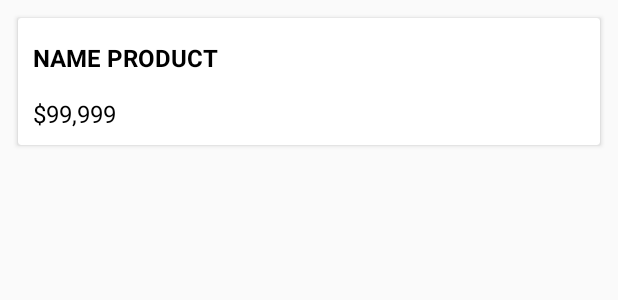
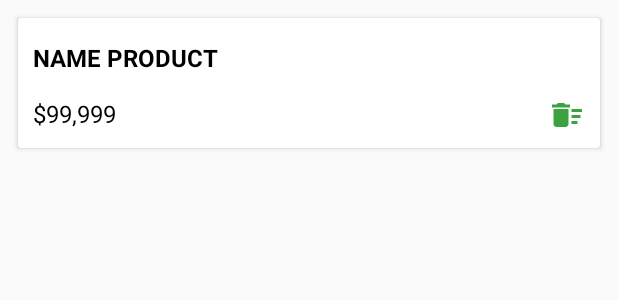
Before and after one commit to TuongNguyenX/APP_ORDER_FOOD, an Android app: the layout item_cart_layout.xml on its own in the app's theme, with its tools: preview values and no code run, on a phone screen of 412 x 824 dp. Shown: the top 300 px of the screen. Run offline under Robolectric (Android 15) with nearby library versions, the phone set to English and light mode, and no system bars; Roboto replaces fonts that are not available here.

Commit message:
Update recyrlerview

```diff
--- /dev/null
+++ b/app/src/main/res/drawable-anydpi/ic_delete.xml
@@ -0,0 +1,11 @@
+<vector xmlns:android="http://schemas.android.com/apk/res/android"
+    android:width="24dp"
+    android:height="24dp"
+    android:viewportWidth="24"
+    android:viewportHeight="24"
+    android:tint="#0B8B10"
+    android:alpha="0.8">
+    <path
+        android:fillColor="#FF000000"
+        android:pathData="M15,16h4v2h-4zM15,8h7v2h-7zM15,12h6v2h-6zM3,18c0,1.1 0.9,2 2,2h6c1.1,0 2,-0.9 2,-2L13,8L3,8v10zM14,5h-3l-1,-1L6,4L5,5L2,5v2h12z"/>
+</vector>
--- a/app/src/main/res/layout/item_cart_layout.xml
+++ b/app/src/main/res/layout/item_cart_layout.xml
@@ -45,14 +45,13 @@
 
         </LinearLayout>
         <LinearLayout
-            android:orientation="vertical"
+            android:orientation="horizontal"
             android:layout_width="match_parent"
             android:layout_height="wrap_content">
-            <RelativeLayout
-                android:layout_width="match_parent"
-                android:layout_height="wrap_content">
+
 
                 <TextView
+                    android:layout_weight="1"
                     android:textColor="@color/black"
                     android:id="@+id/cart_item_price"
                     android:layout_width="match_parent"
@@ -62,12 +61,17 @@
                     android:text="$99,999"
                     android:textAllCaps="true"
                     android:textSize="16sp"
+                    />
+                <ImageView
+
+                    android:id="@+id/delete_cart"
+                    android:layout_margin="10dp"
+                    android:layout_width="wrap_content"
+                    android:layout_height="wrap_content"
+                    android:src="@drawable/ic_delete" />
 
 
-                    />
 
-
-            </RelativeLayout>
 
 
         </LinearLayout>
```
Also changed, not shown: app/src/main/java/com/example/firebase/Cart.java (+2 -8 lines), app/src/main/java/com/example/firebase/ViewHolder/CartAdapter.java (+10 -2 lines), app/src/main/res/layout/activity_main.xml (+6 -1 lines), app/src/main/res/drawable-hdpi/ic_delete.png (added), app/src/main/res/drawable-mdpi/ic_delete.png (added), app/src/main/res/drawable-xhdpi/ic_delete.png (added), app/src/main/res/drawable-xxhdpi/ic_delete.png (added).
